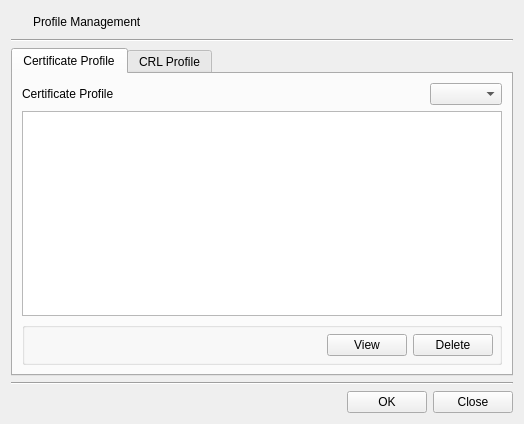
Old version of the form CertMan/profile_man_dlg.ui in the repository jykim74/CertMan.
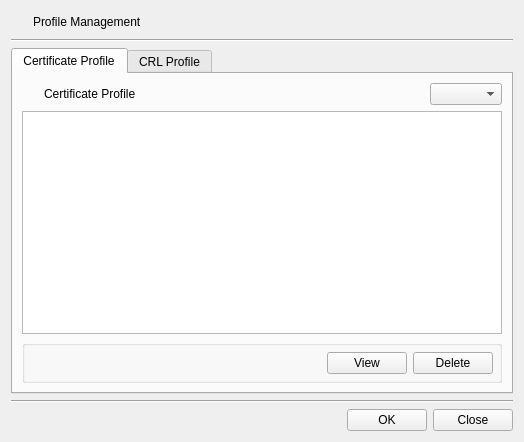
New version of the form. The open tabs and pages were chosen to show the change. Icons and pictures are not drawn.

Commit message: CA Man, Profile Man 아이콘 표시

```diff
--- a/CertMan/profile_man_dlg.ui
+++ b/CertMan/profile_man_dlg.ui
@@ -7,7 +7,7 @@
     <x>0</x>
     <y>0</y>
     <width>524</width>
-    <height>424</height>
+    <height>442</height>
    </rect>
   </property>
   <property name="windowTitle">
@@ -82,17 +82,7 @@
          <property name="topMargin">
           <number>0</number>
          </property>
-         <item row="0" column="0">
-          <widget class="QLabel" name="label">
-           <property name="text">
-            <string>Certificate Profile</string>
-           </property>
-          </widget>
-         </item>
          <item row="0" column="2">
-          <widget class="QComboBox" name="mCertTypeCombo"/>
-         </item>
-         <item row="0" column="1">
           <spacer name="horizontalSpacer_2">
            <property name="orientation">
             <enum>Qt::Horizontal</enum>
@@ -105,6 +95,42 @@
            </property>
           </spacer>
          </item>
+         <item row="0" column="3">
+          <widget class="QComboBox" name="mCertTypeCombo"/>
+         </item>
+         <item row="0" column="1">
+          <widget class="QLabel" name="label">
+           <property name="text">
+            <string>Certificate Profile</string>
+           </property>
+          </widget>
+         </item>
+         <item row="0" column="0">
+          <widget class="QPushButton" name="pushButton_2">
+           <property name="minimumSize">
+            <size>
+             <width>16</width>
+             <height>0</height>
+            </size>
+           </property>
+           <property name="maximumSize">
+            <size>
+             <width>16</width>
+             <height>16777215</height>
+            </size>
+           </property>
+           <property name="text">
+            <string/>
+           </property>
+           <property name="icon">
+            <iconset resource="certman.qrc">
+             <normaloff>:/images/cert_profile.png</normaloff>:/images/cert_profile.png</iconset>
+           </property>
+           <property name="flat">
+            <bool>true</bool>
+           </property>
+          </widget>
+         </item>
         </layout>
        </item>
        <item>
```
Left out of the diff: 30 changed lines with no effect on the pictures. The commit also changes 1 other file.
